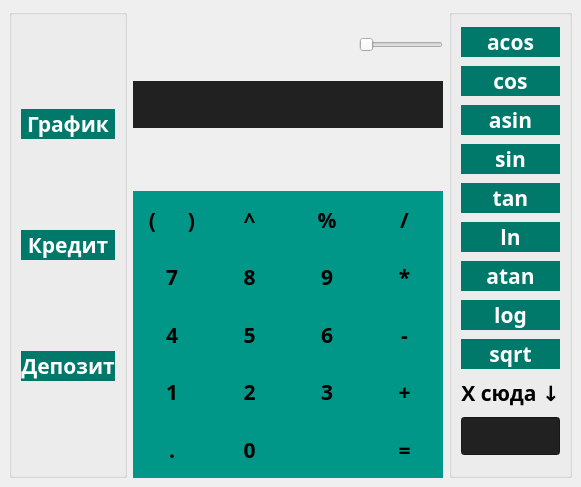
The window that src/calculator/mainwindow.ui (ElectricEnchanter/Calculator_v1.0) describes before a commit, drawn with Qt 5.
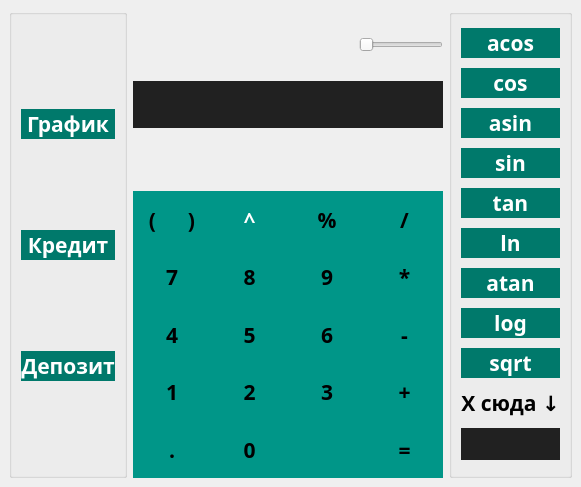
The same window after the commit. Icons and pictures are not drawn.

What changed in the file:
```diff
--- a/src/calculator/mainwindow.ui
+++ b/src/calculator/mainwindow.ui
@@ -1241,7 +1241,14 @@
            </font>
           </property>
           <property name="styleSheet">
-           <string notr="true">background-color:#009688</string>
+           <string notr="true">QPushButton {
+	color: #FFFFFF;
+	background-color:#009688
+}
+QPushButton:pressed {
+	color: #FFFFFF;
+	background-color: #00796B
+}</string>
           </property>
           <property name="text">
            <string>^</string>
@@ -1363,8 +1370,16 @@
           </font>
          </property>
          <property name="styleSheet">
-          <string notr="true">color: #FFFFFF;
-background-color: #00796B</string>
+          <string notr="true">QPushButton {
+	color: #FFFFFF;
+	background-color: #00796B
+}
+QPushButton:pressed {
+	color: #FFFFFF;
+	background-color: #00645A
+}
+
+</string>
          </property>
          <property name="text">
           <string>acos</string>
@@ -1392,8 +1407,16 @@
           </font>
          </property>
          <property name="styleSheet">
-          <string notr="true">color: #FFFFFF;
-background-color: #00796B</string>
+          <string notr="true">QPushButton {
+	color: #FFFFFF;
+	background-color: #00796B
+}
+QPushButton:pressed {
+	color: #FFFFFF;
+	background-color: #00645A
+}
+
+</string>
          </property>
          <property name="text">
           <string>cos</string>
@@ -1421,8 +1444,16 @@
           </font>
          </property>
          <property name="styleSheet">
-          <string notr="true">color: #FFFFFF;
-background-color: #00796B</string>
+          <string notr="true">QPushButton {
+	color: #FFFFFF;
+	background-color: #00796B
+}
+QPushButton:pressed {
+	color: #FFFFFF;
+	background-color: #00645A
+}
+
+</string>
          </property>
          <property name="text">
           <string>asin</string>
@@ -1450,8 +1481,16 @@
           </font>
          </property>
          <property name="styleSheet">
-          <string notr="true">color: #FFFFFF;
-background-color: #00796B</string>
+          <string notr="true">QPushButton {
+	color: #FFFFFF;
+	background-color: #00796B
+}
+QPushButton:pressed {
+	color: #FFFFFF;
+	background-color: #00645A
+}
+
+</string>
          </property>
          <property name="text">
           <string>sin</string>
@@ -1479,8 +1518,16 @@
           </font>
          </property>
          <property name="styleSheet">
-          <string notr="true">color: #FFFFFF;
-background-color: #00796B</string>
+          <string notr="true">QPushButton {
+	color: #FFFFFF;
+	background-color: #00796B
+}
+QPushButton:pressed {
+	color: #FFFFFF;
+	background-color: #00645A
+}
+
+</string>
          </property>
          <property name="text">
           <string>tan</string>
@@ -1508,8 +1555,16 @@
           </font>
          </property>
          <property name="styleSheet">
-          <string notr="true">color: #FFFFFF;
-background-color: #00796B</string>
+          <string notr="true">QPushButton {
+	color: #FFFFFF;
+	background-color: #00796B
+}
+QPushButton:pressed {
+	color: #FFFFFF;
+	background-color: #00645A
+}
+
+</string>
          </property>
          <property name="text">
           <string>ln</string>
@@ -1537,8 +1592,16 @@
           </font>
          </property>
          <property name="styleSheet">
-          <string notr="true">color: #FFFFFF;
-background-color: #00796B</string>
+          <string notr="true">QPushButton {
+	color: #FFFFFF;
+	background-color: #00796B
+}
+QPushButton:pressed {
+	color: #FFFFFF;
+	background-color: #00645A
+}
+
+</string>
          </property>
          <property name="text">
           <string>atan</string>
@@ -1566,8 +1629,16 @@
           </font>
          </property>
          <property name="styleSheet">
-          <string notr="true">color: #FFFFFF;
-background-color: #00796B</string>
+          <string notr="true">QPushButton {
+	color: #FFFFFF;
+	background-color: #00796B
+}
+QPushButton:pressed {
+	color: #FFFFFF;
+	background-color: #00645A
+}
+
+</string>
          </property>
          <property name="text">
           <string>log</string>
@@ -1595,8 +1666,16 @@
           </font>
          </property>
          <property name="styleSheet">
-          <string notr="true">color: #FFFFFF;
-background-color: #00796B</string>
+          <string notr="true">QPushButton {
+	color: #FFFFFF;
+	background-color: #00796B
+}
+QPushButton:pressed {
+	color: #FFFFFF;
+	background-color: #00645A
+}
+
+</string>
          </property>
          <property name="text">
           <string>sqrt</string>
@@ -1652,7 +1731,8 @@
           <enum>Qt::LeftToRight</enum>
          </property>
          <property name="styleSheet">
-          <string notr="true">background-color: #212121</string>
+          <string notr="true">background-color: #212121;
+border:none</string>
          </property>
          <property name="alignment">
           <set>Qt::AlignRight|Qt::AlignTrailing|Qt::AlignVCenter</set>
```
Left out of the diff: 182 changed lines with no effect on the pictures.
